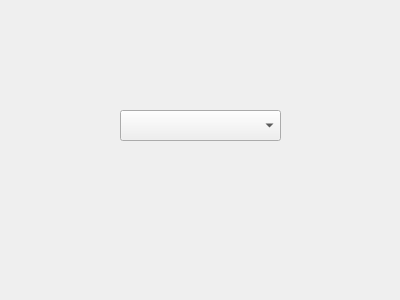
This is forms/neweventdialog.ui in hizkiaadrian/scheduler as Qt 5 draws it before an edit. The edited form follows.
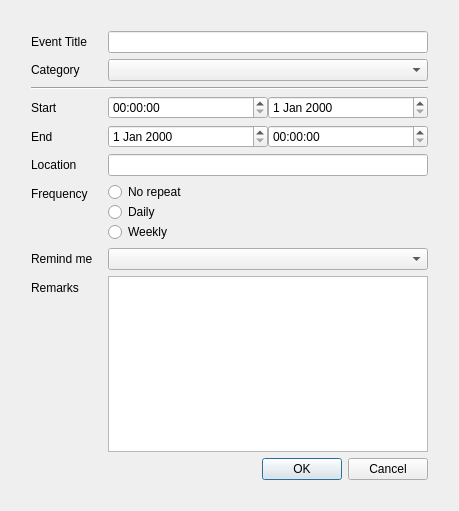
This is the edited form.

Commit message: Create UI for new event

Patch:
```diff
--- a/forms/neweventdialog.ui
+++ b/forms/neweventdialog.ui
@@ -6,23 +6,164 @@
    <rect>
     <x>0</x>
     <y>0</y>
-    <width>400</width>
-    <height>300</height>
+    <width>459</width>
+    <height>511</height>
    </rect>
   </property>
   <property name="windowTitle">
    <string>Add a new event</string>
   </property>
-  <widget class="QComboBox" name="comboBox">
-   <property name="geometry">
-    <rect>
-     <x>120</x>
-     <y>110</y>
-     <width>161</width>
-     <height>31</height>
-    </rect>
-   </property>
-  </widget>
+  <layout class="QHBoxLayout" name="horizontalLayout_2">
+   <item>
+    <layout class="QFormLayout" name="formLayout">
+     <property name="horizontalSpacing">
+      <number>15</number>
+     </property>
+     <property name="leftMargin">
+      <number>20</number>
+     </property>
+     <property name="topMargin">
+      <number>20</number>
+     </property>
+     <property name="rightMargin">
+      <number>20</number>
+     </property>
+     <property name="bottomMargin">
+      <number>20</number>
+     </property>
+     <item row="0" column="0">
+      <widget class="QLabel" name="label_2">
+       <property name="text">
+        <string>Event Title</string>
+       </property>
+      </widget>
+     </item>
+     <item row="0" column="1">
+      <widget class="QLineEdit" name="lineEdit"/>
+     </item>
+     <item row="1" column="0">
+      <widget class="QLabel" name="label">
+       <property name="text">
+        <string>Category</string>
+       </property>
+      </widget>
+     </item>
+     <item row="1" column="1">
+      <widget class="QComboBox" name="comboBox"/>
+     </item>
+     <item row="2" column="0" colspan="2">
+      <widget class="Line" name="line">
+       <property name="orientation">
+        <enum>Qt::Horizontal</enum>
+       </property>
+      </widget>
+     </item>
+     <item row="3" column="0">
+      <widget class="QLabel" name="label_3">
+       <property name="text">
+        <string>Start</string>
+       </property>
+      </widget>
+     </item>
+     <item row="3" column="1">
+      <layout class="QHBoxLayout" name="horizontalLayout">
+       <item>
+        <widget class="QTimeEdit" name="timeEdit"/>
+       </item>
+       <item>
+        <widget class="QDateEdit" name="dateEdit"/>
+       </item>
+      </layout>
+     </item>
+     <item row="4" column="0">
+      <widget class="QLabel" name="label_4">
+       <property name="text">
+        <string>End</string>
+       </property>
+      </widget>
+     </item>
+     <item row="4" column="1">
+      <layout class="QHBoxLayout" name="horizontalLayout_3">
+       <item>
+        <widget class="QDateEdit" name="dateEdit_2"/>
+       </item>
+       <item>
+        <widget class="QTimeEdit" name="timeEdit_2"/>
+       </item>
+      </layout>
+     </item>
+     <item row="5" column="0">
+      <widget class="QLabel" name="label_5">
+       <property name="text">
+        <string>Location</string>
+       </property>
+      </widget>
+     </item>
+     <item row="5" column="1">
+      <widget class="QLineEdit" name="lineEdit_2"/>
+     </item>
+     <item row="6" column="0">
+      <widget class="QLabel" name="label_6">
+       <property name="text">
+        <string>Frequency</string>
+       </property>
+      </widget>
+     </item>
+     <item row="6" column="1">
+      <layout class="QVBoxLayout" name="verticalLayout">
+       <item>
+        <widget class="QRadioButton" name="radioButton">
+         <property name="text">
+          <string>No repeat</string>
+         </property>
+        </widget>
+       </item>
+       <item>
+        <widget class="QRadioButton" name="radioButton_2">
+         <property name="text">
+          <string>Daily</string>
+         </property>
+        </widget>
+       </item>
+       <item>
+        <widget class="QRadioButton" name="radioButton_3">
+         <property name="text">
+          <string>Weekly</string>
+         </property>
+        </widget>
+       </item>
+      </layout>
+     </item>
+     <item row="7" column="0">
+      <widget class="QLabel" name="label_7">
+       <property name="text">
+        <string>Remind me</string>
+       </property>
+      </widget>
+     </item>
+     <item row="7" column="1">
+      <widget class="QComboBox" name="comboBox_2"/>
+     </item>
+     <item row="8" column="0">
+      <widget class="QLabel" name="label_8">
+       <property name="text">
+        <string>Remarks</string>
+       </property>
+      </widget>
+     </item>
+     <item row="8" column="1">
+      <widget class="QTextEdit" name="textEdit"/>
+     </item>
+     <item row="9" column="0" colspan="2">
+      <widget class="QDialogButtonBox" name="buttonBox">
+       <property name="standardButtons">
+        <set>QDialogButtonBox::Cancel|QDialogButtonBox::Ok</set>
+       </property>
+      </widget>
+     </item>
+    </layout>
+   </item>
+  </layout>
  </widget>
  <resources/>
  <connections/>
```
The commit also changes 13 other files.
